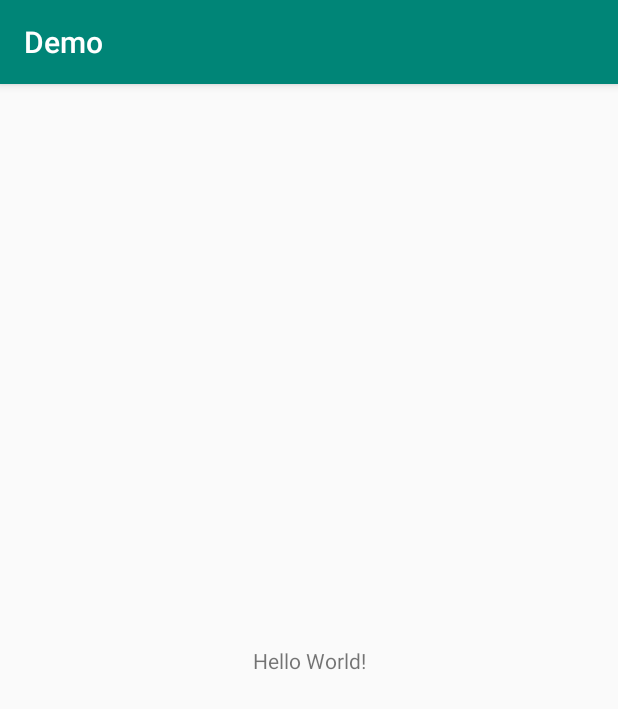
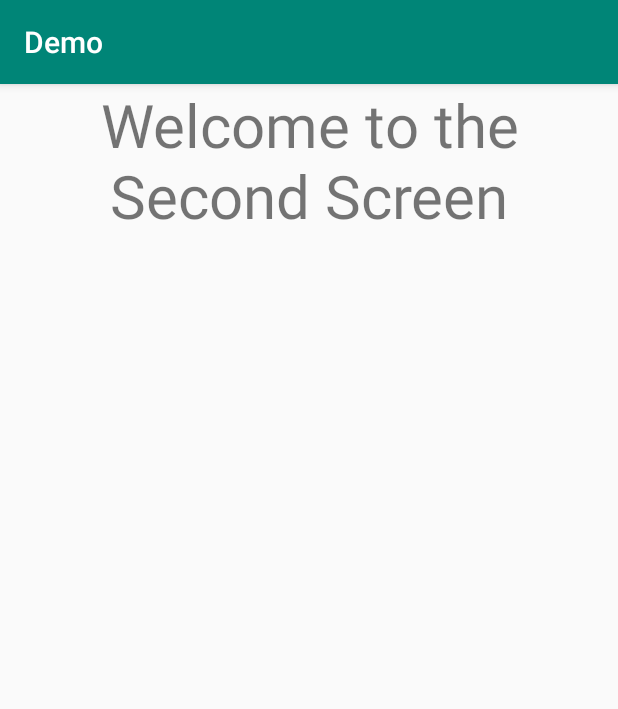
Before and after one commit to Mohan-blog/ContentProvider, an Android app: the screen it shows after launch (MainActivity), on a phone screen of 412 x 824 dp. Shown: the top 709 px of the screen. Run offline under Robolectric (Android 15) with nearby library versions, the phone set to English and light mode, and no system bars.

```diff
--- a/app/src/main/res/layout/activity_main.xml
+++ b/app/src/main/res/layout/activity_main.xml
@@ -1,18 +1,16 @@
 <?xml version="1.0" encoding="utf-8"?>
-<androidx.constraintlayout.widget.ConstraintLayout xmlns:android="http://schemas.android.com/apk/res/android"
+<LinearLayout xmlns:android="http://schemas.android.com/apk/res/android"
     xmlns:app="http://schemas.android.com/apk/res-auto"
     xmlns:tools="http://schemas.android.com/tools"
     android:layout_width="match_parent"
     android:layout_height="match_parent"
+    android:orientation="vertical"
     tools:context=".MainActivity">
+<TextView
+    android:layout_width="match_parent"
+    android:layout_height="wrap_content"
+    android:text="Welcome to the Second Screen"
+    android:textSize="40dp"
+    android:gravity="center"/>
 
-    <TextView
-        android:layout_width="wrap_content"
-        android:layout_height="wrap_content"
-        android:text="Hello World!"
-        app:layout_constraintBottom_toBottomOf="parent"
-        app:layout_constraintLeft_toLeftOf="parent"
-        app:layout_constraintRight_toRightOf="parent"
-        app:layout_constraintTop_toTopOf="parent" />
-
-</androidx.constraintlayout.widget.ConstraintLayout>
+</LinearLayout>
```
